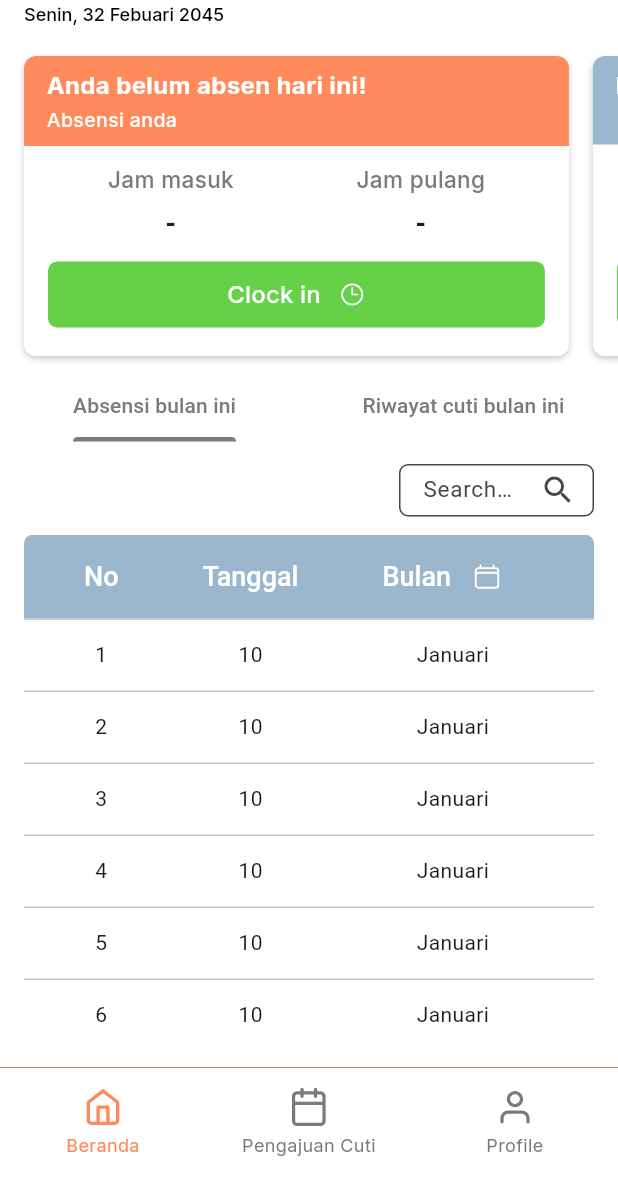
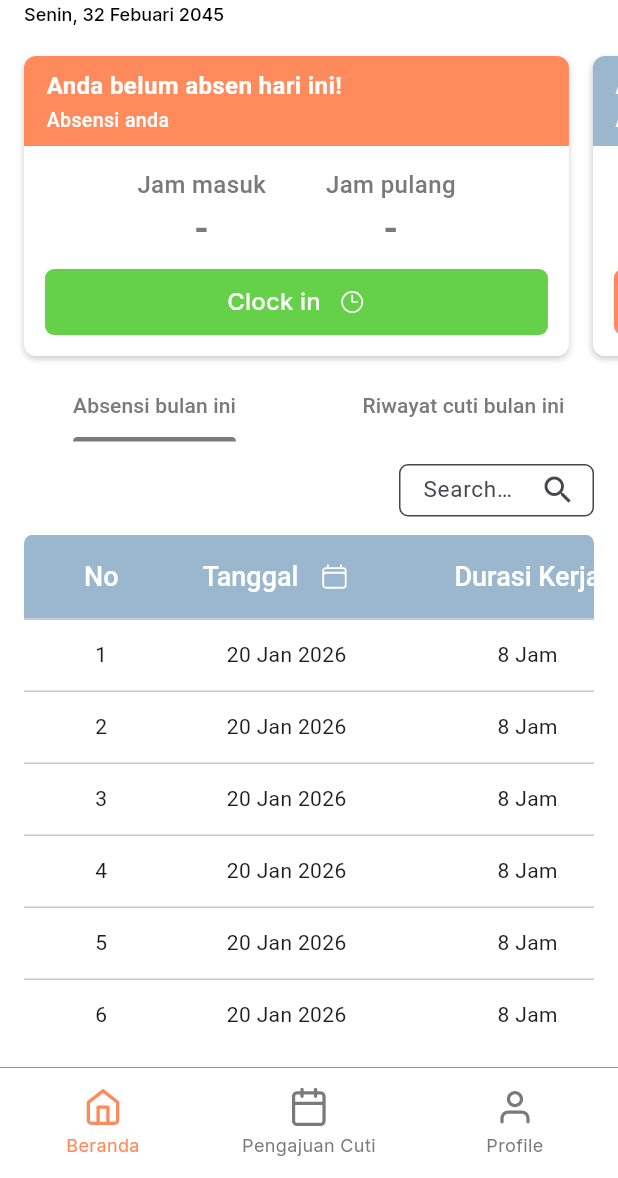
Before and after one commit to sewira/hris-attendance, a Flutter app: the screen it shows after launch, on a phone screen of 412 x 824 dp, the part 58-1236 px from its top. Run offline on Flutter 3.47's test engine with Material 3 defaults, Android fonts, the phone set to English and light mode, and no system bars; our stand-ins replace dartz, dio, flutter_svg, get, get_storage, heroicons and 1 more.

Commit message:
feat: final slicing dashboard screen

```diff
--- a/lib/config/routes/app_routes.dart
+++ b/lib/config/routes/app_routes.dart
@@ -1,18 +1,12 @@
 import 'package:get/get.dart';
-import 'package:hr_attendance/features/dashboard/presentation/bindings/dashboard_binding.dart';
-import 'package:hr_attendance/features/dashboard/presentation/screens/dashboard_screen.dart';
 import 'package:hr_attendance/features/login/presentation/screens/login_screen.dart';
 import 'package:hr_attendance/features/main/presentation/binding/main_binding.dart';
 import 'package:hr_attendance/features/main/presentation/screen/main_screen.dart';
-// import '../../features/attendance/presentation/bindings/attendance_binding.dart';
-// import '../../features/attendance/presentation/screens/attendance_screen.dart';
 import 'package:hr_attendance/features/login/presentation/bindings/login_binding.dart';
 
 abstract class AppRoutes {
   static const login = '/login';
-  // static const attendance = '/attendance';
   static const main = '/main';
-  static const dashboard = '/dashboard';
 }
 
 final List<GetPage> appPages = [
@@ -22,20 +16,9 @@ final List<GetPage> appPages = [
     binding: LoginBinding(),
     transition: Transition.fadeIn,
   ),
-  // GetPage(
-  //   name: AppRoutes.attendance,
-  //   page: () => const AttendanceScreen(),
-  //   binding: AttendanceBinding(),
-  //   transition: Transition.fadeIn,
-  // ),
   GetPage(
     name: AppRoutes.main,
     page: () => MainScreen(),
     binding: MainBinding(),
   ),
-  GetPage(
-    name: AppRoutes.dashboard,
-    page: () => DashboardScreen(),
-    binding: DashboardBinding(),
-  ),
 ];
--- a/lib/features/dashboard/presentation/controllers/dashboard_controller.dart
+++ b/lib/features/dashboard/presentation/controllers/dashboard_controller.dart
@@ -2,17 +2,58 @@ import 'package:flutter/material.dart';
 import 'package:get/get.dart';
 
 class DashboardController extends GetxController {
+
   final PageController pageController = PageController(viewportFraction: 0.94);
+  final RxInt currentPage = 0.obs;
 
-  final RxInt currentPage = 0.obs;
+
+  final TextEditingController modalTextController = TextEditingController();
+  final RxBool isModalValid = false.obs;
+  final RxBool isOverLimit = false.obs;
+  final RxInt modalLength = 0.obs;
+  final RxString modalMessage = "".obs;
+
+  int modalMaxLength = 50;
+
+  void onModalChanged(String value) {
+    modalLength.value = value.length;
+    isModalValid.value = value.trim().isNotEmpty;
+    isOverLimit.value = value.length > modalMaxLength;
+    modalMessage.value = "";
+  }
+
+  void validateSubmit() {
+    if (modalTextController.text.trim().isEmpty) {
+      modalMessage.value = "isi catatan terlebih dahulu";
+      return;
+    }
+
+    if (modalTextController.text.length > modalMaxLength) {
+      modalMessage.value = "karakter melebihi batas";
+      return;
+    }
+  }
+
+  String get modalText => modalTextController.text;
+
+  void resetModal() {
+    modalTextController.clear();
+    modalLength.value = 0;
+    isModalValid.value = false;
+    isOverLimit.value = false;
+    modalMessage.value = "";
+  }
 
   void onPageChanged(int index) {
     currentPage.value = index;
   }
 
+
+
   @override
   void onClose() {
     pageController.dispose();
+    modalTextController.dispose();
     super.onClose();
   }
 }
--- a/lib/features/dashboard/presentation/screens/dashboard_screen.dart
+++ b/lib/features/dashboard/presentation/screens/dashboard_screen.dart
@@ -1,35 +1,83 @@
 import 'package:flutter/material.dart';
 import 'package:get/get.dart';
 import 'package:heroicons/heroicons.dart';
+import 'package:hr_attendance/config/theme/app_assets.dart';
 import 'package:hr_attendance/config/theme/app_color.dart';
 import 'package:hr_attendance/features/dashboard/presentation/controllers/dashboard_controller.dart';
 import 'package:hr_attendance/features/dashboard/presentation/widgets/card_widget.dart';
 import 'package:hr_attendance/features/dashboard/presentation/widgets/carousel_widget.dart';
-import 'package:hr_attendance/features/dashboard/presentation/widgets/status.dart';
-import 'package:hr_attendance/features/dashboard/presentation/widgets/table_widget.dart';
+import 'package:hr_attendance/features/dashboard/presentation/widgets/status_widget.dart';
+import 'package:hr_attendance/shared/widgets/table_widget.dart';
+import 'package:hr_attendance/shared/widgets/alert_dialog.dart';
+import 'package:hr_attendance/features/dashboard/presentation/widgets/modal_dialog.dart';
 
 class DashboardScreen extends StatelessWidget {
-  const DashboardScreen({super.key});
+  final VoidCallback onGoToCuti;
+
+  const DashboardScreen({super.key, required this.onGoToCuti});
 
   @override
   Widget build(BuildContext context) {
     final DashboardController controller = Get.find<DashboardController>();
 
     final List<Widget> cards = [
-      CardWidget(
+      CardDashboard(
         title: "Anda belum absen hari ini!",
         subtitle: "Absensi anda",
-        jamMasuk: "-",
-        jamPulang: "-",
-        onClockIn: () {},
+        headerColor: AppColor.danger,
+        items: [
+          CardInfoItem(title: "Jam masuk", value: "-"),
+          CardInfoItem(title: "Jam pulang", value: "-"),
+        ],
+        buttonLabel: "Clock in",
+        buttonColor: AppColor.succes,
+        icon: const HeroIcon(HeroIcons.clock),
+        onPressed: () {},
       ),
-      CardWidget(
+
+      CardDashboard(
+        title: "Anda sudah absen hari ini",
+        subtitle: "Absensi anda",
+        headerColor: AppColor.primary,
+        items: [
+          CardInfoItem(title: "Jam masuk", value: "07.30"),
+          CardInfoItem(title: "Jam pulang", value: "-"),
+        ],
+        buttonLabel: "Clock out",
+        buttonColor: AppColor.danger,
+        icon: const HeroIcon(HeroIcons.clock),
+        onPressed: () {
+          Alertdialog.show(
+            animasi: AppAssets.lottieQuestion,
+            isQuestion: true,
+            message: "Belum masuk jam pulang, ingin lanjut Clock out?",
+            onConfirm: () {
+              Get.back();
+              ModalDialog.show(maxLength: 50, onSubmit: (text) {});
+            },
+          );
+        },
+      ),
+
+      CardDashboard(
+        title: "Absensi anda sudah lengkap!",
+        headerColor: AppColor.succes,
+        items: [
+          CardInfoItem(title: "Jam masuk", value: "07.30"),
+          CardInfoItem(title: "Jam pulang", value: "16.00"),
+        ],
+      ),
+
+      CardDashboard(
         title: "Info cuti anda",
-        subtitle: "",
-        jamMasuk: "-",
-        jamPulang: "-",
-        headerColor: AppColor.primary,
-        onClockIn: () {},
+        headerColor: AppColor.info,
+        items: [
+          CardInfoItem(title: "Total pengajuan", value: "9"),
+          CardInfoItem(title: "Cuti tersisa", value: "4"),
+        ],
+        buttonLabel: "Ambil Cuti",
+        buttonColor: AppColor.primary,
+        onPressed: onGoToCuti,
       ),
     ];
 
@@ -71,7 +119,6 @@ class DashboardScreen extends StatelessWidget {
                     CustomDataTable(
                       columns: [
                         const DataColumn(label: Text("No")),
-                        const DataColumn(label: Text("Tanggal")),
 
                         DataColumn(
                           label: Center(
@@ -79,7 +126,7 @@ class DashboardScreen extends StatelessWidget {
                               mainAxisSize: MainAxisSize.min,
                               mainAxisAlignment: MainAxisAlignment.center,
                               children: [
-                                const Text("Bulan"),
+                                const Text("Tanggal"),
                                 IconButton(
                                   icon: const HeroIcon(
                                     HeroIcons.calendar,
@@ -111,8 +158,7 @@ class DashboardScreen extends StatelessWidget {
                         (index) => DataRow(
                           cells: [
                             DataCell(Center(child: Text("${index + 1}"))),
-                            const DataCell(Center(child: Text("10"))),
-                            const DataCell(Center(child: Text("Januari"))),
+                            const DataCell(Center(child: Text("20 Jan 2026"))),
                             const DataCell(Center(child: Text("8 Jam"))),
                             const DataCell(Center(child: Text("08.00"))),
                             const DataCell(Center(child: Text("17.00"))),
@@ -124,22 +170,24 @@ class DashboardScreen extends StatelessWidget {
                     CustomDataTable(
                       columns: const [
                         DataColumn(label: Text("No")),
-                        DataColumn(label: Text("Tanggal mulai")),
-                        DataColumn(label: Text("Tanggal selesai")),
+                        DataColumn(label: Text("Tanggal Cuti")),
+                        DataColumn(label: Text("Alasan Cuti")),
                         DataColumn(label: Text("Catatan HR")),
-                        DataColumn(label: Text("Last user")),
+                        DataColumn(label: Text("Last User")),
                         DataColumn(label: Text("Status Cuti")),
                       ],
                       rows: List.generate(
                         10,
                         (index) => DataRow(
                           cells: [
-                            DataCell(Center(child: Text("${index + 1}")),),
-                            DataCell(Center(child: Text("20")),),
-                            DataCell(Center(child: Text("30")),),
+                            DataCell(Center(child: Text("${index + 1}"))),
+                            DataCell(Center(child: Text("10 Jan - 13 Jan\n2026", textAlign: TextAlign.center,))),
+                            const DataCell(Center(child: Text("Rumah banjir"))),
                             const DataCell(Center(child: Text("-"))),
                             const DataCell(Center(child: Text("Admin"))),
-                            const DataCell(Center(child: StatusWidget(status: "Approve"))),
+                            const DataCell(
+                              Center(child: StatusWidget(status: "Approve")),
+                            ),
                           ],
                         ),
                       ),
--- a/lib/features/dashboard/presentation/widgets/card_widget.dart
+++ b/lib/features/dashboard/presentation/widgets/card_widget.dart
@@ -3,28 +3,37 @@ import 'package:heroicons/heroicons.dart';
 import 'package:hr_attendance/config/theme/app_color.dart';
 import 'package:hr_attendance/shared/widgets/button_widget.dart';
 
-class CardWidget extends StatelessWidget {
+class CardDashboard extends StatelessWidget {
   final String title;
   final String? subtitle;
-  final String jamMasuk;
-  final String jamPulang;
-  final VoidCallback? onClockIn;
+  final Color headerColor;
 
-  final Color? headerColor;
+  final List<CardInfoItem> items;
 
-  const CardWidget({
+  final String? buttonLabel;
+  final VoidCallback? onPressed;
+  final Color? buttonColor;
+  final HeroIcon? icon;
+
+  const CardDashboard({
     super.key,
     required this.title,
     this.subtitle,
-    required this.jamMasuk,
-    required this.jamPulang,
-    this.onClockIn,
-    this.headerColor,
+    required this.headerColor,
+    required this.items,
+    this.buttonLabel,
+    this.onPressed,
+    this.buttonColor,
+    this.icon,
   });
+
+  bool get hasButton =>
+      buttonLabel != null && onPressed != null && buttonColor != null;
 
   @override
   Widget build(BuildContext context) {
     return Container(
+      height: 190,
       decoration: BoxDecoration(
         color: AppColor.netral1,
         borderRadius: BorderRadius.circular(8),
@@ -37,64 +46,77 @@ class CardWidget extends StatelessWidget {
         ],
       ),
       child: Column(
-        mainAxisSize: MainAxisSize.min,
-        crossAxisAlignment: CrossAxisAlignment.start,
         children: [
           Container(
             width: double.infinity,
-            padding: const EdgeInsets.symmetric(vertical: 8, horizontal: 15),
+            height: 60,
+            padding: const EdgeInsets.symmetric(horizontal: 15),
             decoration: BoxDecoration(
-              color: headerColor ?? AppColor.danger,
+              color: headerColor,
               borderRadius: const BorderRadius.only(
                 topLeft: Radius.circular(8),
                 topRight: Radius.circular(8),
               ),
             ),
             child: Column(
+              mainAxisAlignment: MainAxisAlignment.center,
               crossAxisAlignment: CrossAxisAlignment.start,
               children: [
                 Text(
                   title,
                   style: const TextStyle(
-                    fontFamily: "Inter",
                     fontSize: 16,
                     fontWeight: FontWeight.w700,
                     color: AppColor.netral1,
                   ),
                 ),
+                if (subtitle != null) ...[
                   const SizedBox(height: 2),
                   Text(
                     subtitle!,
                     style: const TextStyle(
-                    fontFamily: "Inter",
                       fontSize: 13,
                       fontWeight: FontWeight.w500,
                       color: AppColor.netral1,
                     ),
                   ),
                 ],
-            ),
-          ),
-
-          Padding(
-            padding: const EdgeInsets.symmetric(vertical: 12, horizontal: 15),
-            child: Row(
-              mainAxisAlignment: MainAxisAlignment.spaceAround,
-              children: [
-                _jamItem("Jam masuk", jamMasuk),
-                _jamItem("Jam pulang", jamPulang),
               ],
             ),
           ),
 
-            Padding(
-              padding: const EdgeInsets.fromLTRB(16, 0, 16, 12),
-              child: ButtonLarge(
-                label: "Clock in",
-                onPressed: onClockIn ?? () {},
-                isEnabled: onClockIn != null,
-                colorButton: AppColor.succes,
-                icon: const HeroIcon(HeroIcons.clock),
+          Expanded(
+            child: Padding(
+              padding: const EdgeInsets.fromLTRB(14, 6, 14, 14),
+              child: Column(
+                children: [
+                  Expanded(
+                    child: Center(
+                      child: Row(
+                        mainAxisAlignment: MainAxisAlignment.center,
+                        children: items
+                            .map(
+                              (e) => Padding(
+                                padding:
+                                    const EdgeInsets.symmetric(horizontal: 20),
+                                child: _infoItem(e.title, e.value),
+                              ),
+                            )
+                            .toList(),
+                      ),
+                    ),
+                  ),
+
+                  if (hasButton)
+                    ButtonLarge(
+                      label: buttonLabel!,
+                      onPressed: onPressed!,
+                      isEnabled: true,
+                      colorButton: buttonColor!,
+                      icon: icon,
+                    ),
+                ],
+              ),
             ),
           ),
         ],
@@ -102,24 +124,37 @@ class CardWidget extends StatelessWidget {
     );
   }
 
-  Widget _jamItem(String title, String value) {
+  Widget _infoItem(String title, String value) {
     return Column(
+      mainAxisSize: MainAxisSize.min,
       children: [
         Text(
           title,
           style: const TextStyle(
-            fontFamily: "Inter",
-            fontSize: 15,
+            fontSize: 16,
             color: AppColor.disableBorder,
             fontWeight: FontWeight.w500,
           ),
         ),
-        const SizedBox(height: 6),
         Text(
           value,
-          style: const TextStyle(fontSize: 18, fontWeight: FontWeight.w600),
+          style: const TextStyle(
+            fontSize: 25,
+            color: AppColor.disableBorder,
+            fontWeight: FontWeight.w700,
+          ),
         ),
       ],
     );
   }
 }
+
+class CardInfoItem {
+  final String title;
+  final String value;
+
+  CardInfoItem({
+    required this.title,
+    required this.value,
+  });
+}
--- /dev/null
+++ b/lib/features/dashboard/presentation/widgets/modal_dialog.dart
@@ -0,0 +1,23 @@
+import 'package:flutter/material.dart';
+import 'package:get/get.dart';
+import 'package:hr_attendance/features/dashboard/presentation/widgets/modal_widget.dart';
+
+class ModalDialog {
+  static Future<void> show({
+    int maxLength = 50,
+    Function(String)? onSubmit,
+  }) {
+    return Get.dialog(
+      Material(
+        color: Colors.black.withOpacity(0.2),
+        child: Center(
+          child: ModalWidget(
+            maxLength: maxLength,
+            onSubmit: onSubmit,
+          ),
+        ),
+      ),
+      barrierDismissible: false,
+    );
+  }
+}
--- a/lib/features/main/presentation/screen/main_screen.dart
+++ b/lib/features/main/presentation/screen/main_screen.dart
@@ -14,7 +14,7 @@ class MainScreen extends GetView<MainController> {
   @override
   Widget build(BuildContext context) {
     final pages = [
-      const DashboardScreen(),
+      DashboardScreen(onGoToCuti: () => controller.changeIndex(1)),
       const CutiScreen(),
       const ProfileScreen(),
     ];
```
Also changed, not shown: lib/features/dashboard/presentation/widgets/modal_widget.dart (added, +150 -0 lines), lib/features/dashboard/presentation/widgets/status_widget.dart (renamed from lib/features/dashboard/presentation/widgets/status.dart), lib/shared/widgets/table_widget.dart (renamed from lib/features/dashboard/presentation/widgets/table_widget.dart). Lines whose indentation alone changed are shown as unchanged.
